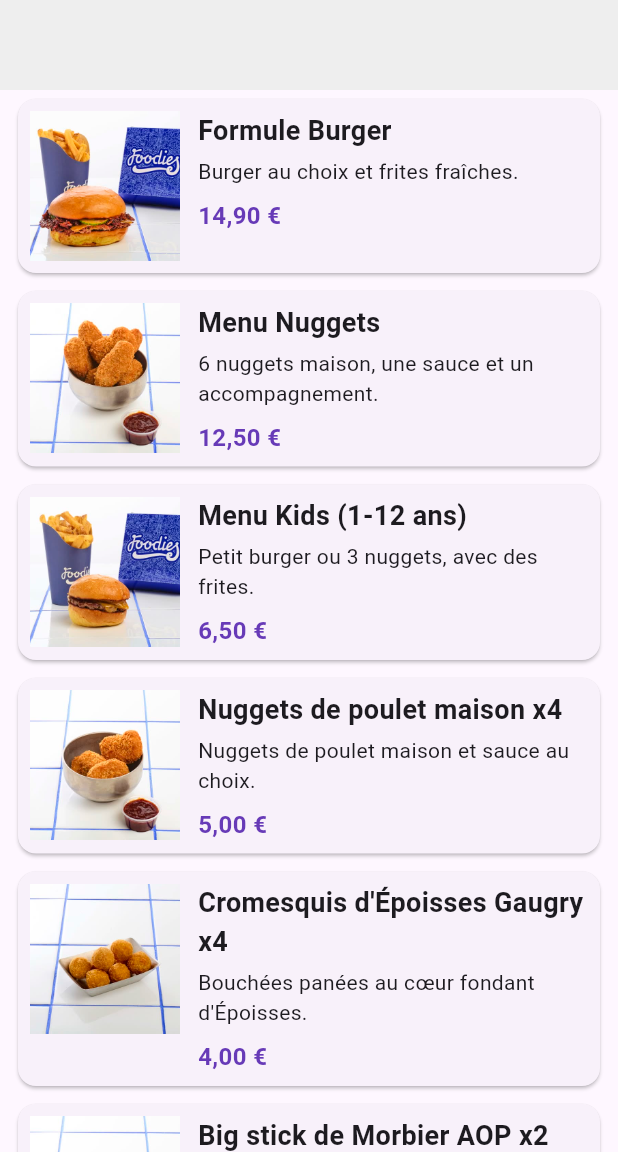
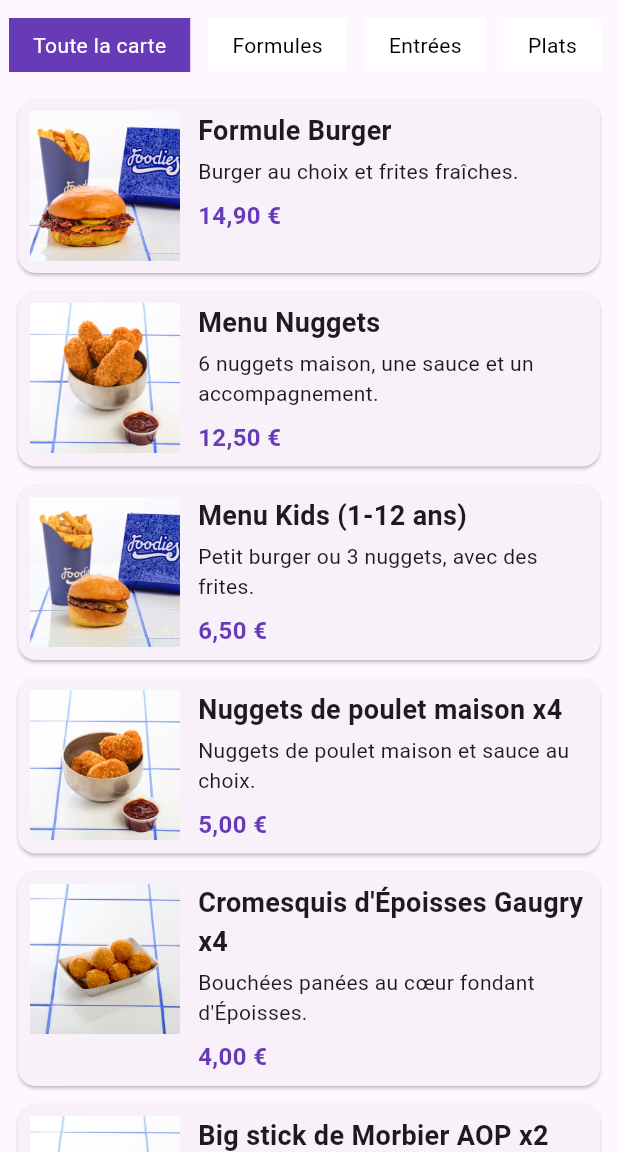
Before and after one commit to tgoussot/menu-restaurant, a Flutter app: the screen it shows after launch, on a phone screen of 412 x 824 dp, the part 84-1236 px from its top. Run offline on Flutter 3.47's test engine with Material 3 defaults, Android fonts, the phone set to English and light mode, and no system bars.

Commit message:
Selection de categorie

```diff
--- a/lib/main.dart
+++ b/lib/main.dart
@@ -45,8 +45,56 @@ class MyHomePage extends StatefulWidget {
 }
 
 class _MyHomePageState extends State<MyHomePage> {
+  String _categorieSelectionnee = 'Toute la carte';
+
+  List<Widget> _boutonsCategories() {
+    List<Widget> boutons = [];
+    for (String categorie in categories) {
+      boutons.add(
+        GestureDetector(
+          onTap: () {
+            setState(() {
+              _categorieSelectionnee = categorie;
+            });
+          },
+          child: Container(
+            margin: const EdgeInsets.symmetric(horizontal: 6),
+            padding: const EdgeInsets.symmetric(horizontal: 16, vertical: 8),
+            color: categorie == _categorieSelectionnee
+                ? Colors.deepPurple
+                : Colors.white,
+            child: Text(
+              categorie,
+              style: TextStyle(
+                color: categorie == _categorieSelectionnee
+                    ? Colors.white
+                    : Colors.black,
+              ),
+            ),
+          ),
+        ),
+      );
+    }
+    return boutons;
+  }
+
+  List<Plat> _platsDeLaCategorie() {
+    if (_categorieSelectionnee == 'Toute la carte') {
+      return plats;
+    }
+    List<Plat> resultat = [];
+    for (Plat plat in plats) {
+      if (plat.categorie == _categorieSelectionnee) {
+        resultat.add(plat);
+      }
+    }
+    return resultat;
+  }
+
   @override
   Widget build(BuildContext context) {
+    List<Plat> platsAffiches = _platsDeLaCategorie();
+
     return Scaffold(
       appBar: AppBar(
         backgroundColor: Theme.of(context).colorScheme.inversePrimary,
@@ -55,18 +103,26 @@ class _MyHomePageState extends State<MyHomePage> {
       // Column : on empile verticalement la zone des catégories puis celle des plats
       body: Column(
         children: [
-          // Hauteur fixe car cette zone accueillera une liste horizontale de catégories
+          // Hauteur fixe : la barre garde la même taille en portrait et en paysage, le reste de l'écran va aux plats
           Container(
             height: 60,
-            color: Colors.grey.shade200,
+            padding: const EdgeInsets.symmetric(vertical: 10),
+            // SingleChildScrollView horizontal : les catégories peuvent dépasser la largeur de l'écran, surtout en portrait
+            child: SingleChildScrollView(
+              scrollDirection: Axis.horizontal,
+              // Row : les catégories sont alignées sur une seule ligne, comme des onglets
+              child: Row(
+                children: _boutonsCategories(),
+              ),
+            ),
           ),
           // Expanded : la zone des plats prend toute la hauteur restante pour que la liste verticale défile dedans
           Expanded(
             // ListView.builder : les cartes sont créées seulement quand elles s'affichent, adapté à une liste de plats qui peut grandir
             child: ListView.builder(
-              itemCount: plats.length,
+              itemCount: platsAffiches.length,
               itemBuilder: (context, index) {
-                return CartePlat(plat: plats[index]);
+                return CartePlat(plat: platsAffiches[index]);
               },
             ),
           ),
@@ -141,6 +197,7 @@ class Plat {
 }
 
 const List<String> categories = [
+  'Toute la carte',
   'Formules',
   'Entrées',
   'Plats',
```
